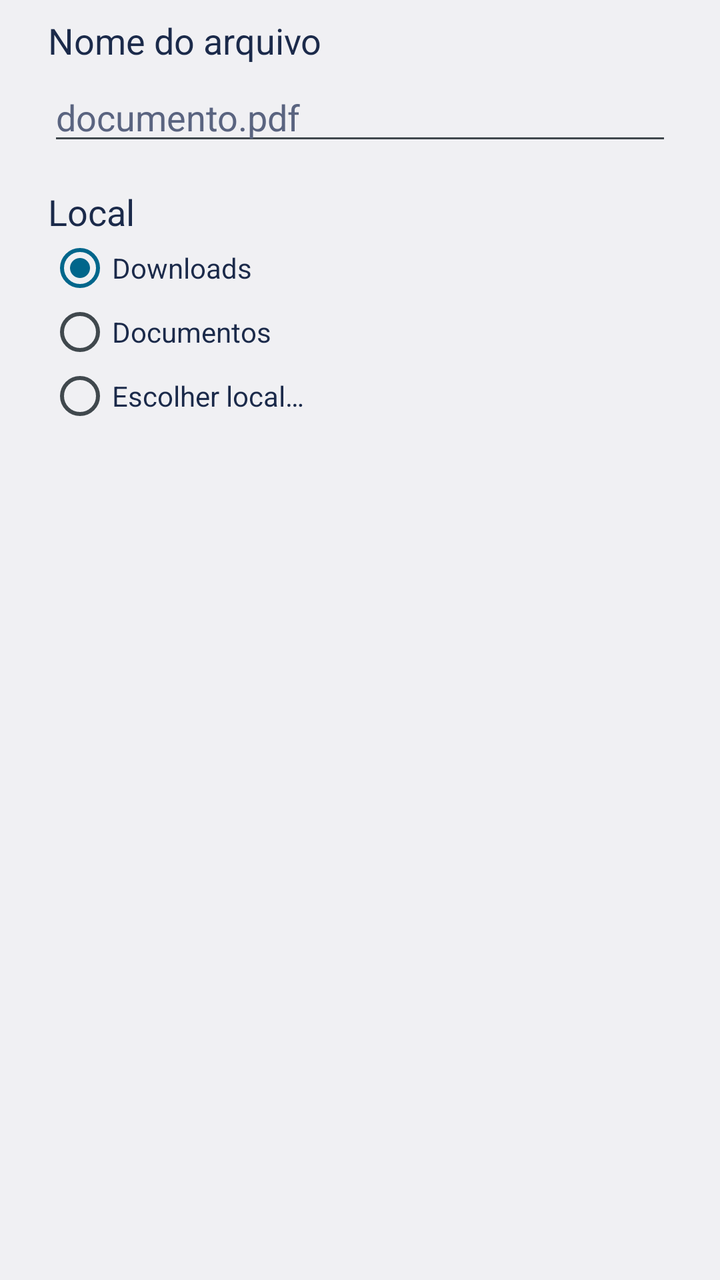
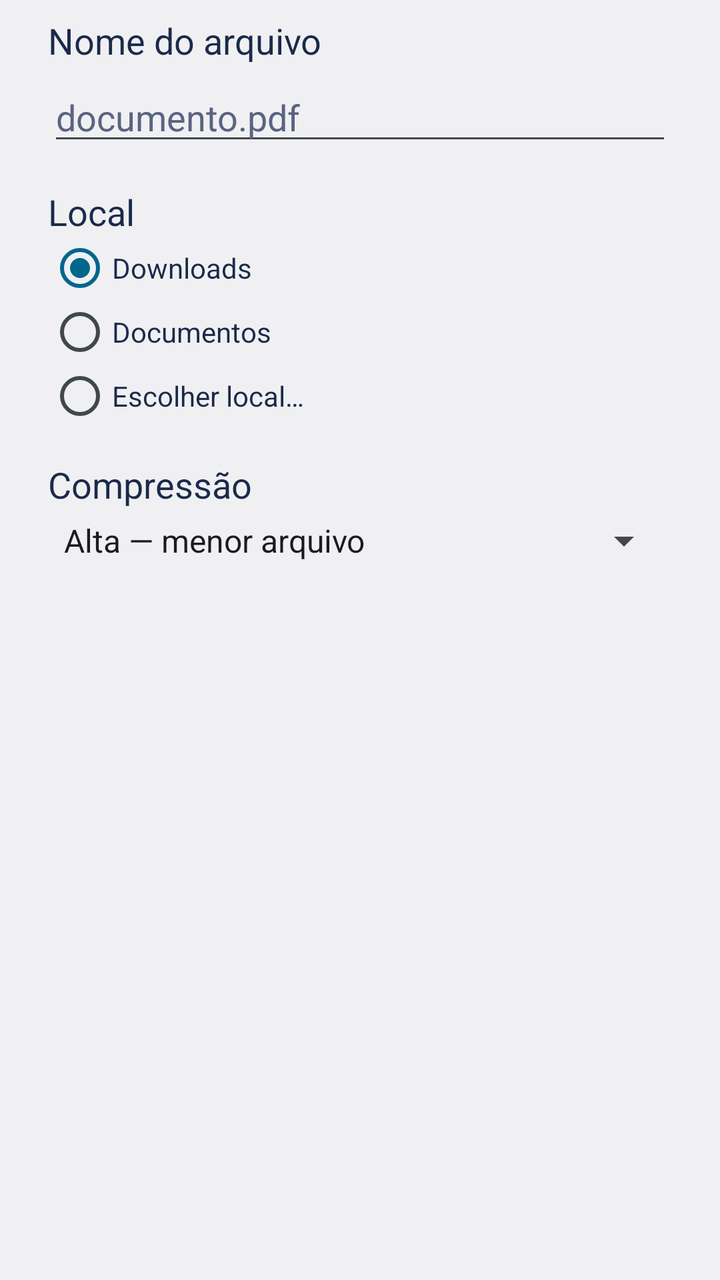

Two renders of the same Android screen: before a commit and after it. Below are the layout's source before the change and the commit's diff.
<!-- AndroidManifest.xml: application theme Theme.DocGen -->
<!-- res/layout/dialog_save.xml -->
<?xml version="1.0" encoding="utf-8"?>
<LinearLayout xmlns:android="http://schemas.android.com/apk/res/android"
    android:layout_width="match_parent"
    android:layout_height="wrap_content"
    android:orientation="vertical"
    android:paddingStart="24dp"
    android:paddingEnd="24dp"
    android:paddingTop="8dp">

    <TextView
        android:layout_width="match_parent"
        android:layout_height="wrap_content"
        android:text="@string/save_file_name"
        android:textColor="@color/text_primary"
        android:textAppearance="?android:attr/textAppearanceMedium" />

    <EditText
        android:id="@+id/input_file_name"
        android:layout_width="match_parent"
        android:layout_height="wrap_content"
        android:layout_marginTop="4dp"
        android:hint="@string/save_name_hint"
        android:importantForAutofill="no"
        android:inputType="text"
        android:maxLines="1"
        android:singleLine="true"
        android:textColor="@color/text_primary"
        android:textColorHint="@color/text_secondary" />

    <TextView
        android:layout_width="match_parent"
        android:layout_height="wrap_content"
        android:layout_marginTop="16dp"
        android:text="@string/save_location"
        android:textColor="@color/text_primary"
        android:textAppearance="?android:attr/textAppearanceMedium" />

    <RadioGroup
        android:id="@+id/radio_location"
        android:layout_width="match_parent"
        android:layout_height="wrap_content"
        android:orientation="vertical">

        <RadioButton
            android:id="@+id/radio_downloads"
            android:layout_width="match_parent"
            android:layout_height="wrap_content"
            android:checked="true"
            android:text="@string/save_location_downloads"
            android:textColor="@color/text_primary" />

        <RadioButton
            android:id="@+id/radio_documents"
            android:layout_width="match_parent"
            android:layout_height="wrap_content"
            android:text="@string/save_location_documents"
            android:textColor="@color/text_primary" />

        <RadioButton
            android:id="@+id/radio_default_tree"
            android:layout_width="match_parent"
            android:layout_height="wrap_content"
            android:text="@string/save_location_tree"
            android:textColor="@color/text_primary"
            android:visibility="gone" />

        <RadioButton
            android:id="@+id/radio_choose"
            android:layout_width="match_parent"
            android:layout_height="wrap_content"
            android:text="@string/save_location_choose"
            android:textColor="@color/text_primary" />
    </RadioGroup>
</LinearLayout>
<!-- resources referenced by this layout -->
<resources>
  <color name="text_primary">#1B2A4A</color>
  <color name="text_secondary">#5A6480</color>
  <string name="save_file_name">Nome do arquivo</string>
  <string name="save_location">Local</string>
  <string name="save_location_choose">Escolher local…</string>
  <string name="save_location_documents">Documentos</string>
  <string name="save_location_downloads">Downloads</string>
  <string name="save_location_tree">Pasta padrão: %1$s</string>
  <string name="save_name_hint">documento.pdf</string>
  <style name="Theme.DocGen" parent="@android:style/Theme.DeviceDefault.Light.NoActionBar">
          <item name="android:windowLightStatusBar">true</item>
          <item name="android:statusBarColor">@android:color/white</item>
          <item name="android:windowActionModeOverlay">true</item>
      </style>
</resources>

<!-- the commit's change to res/layout/dialog_save.xml (unified diff, before → after) -->
@@ -71,4 +71,20 @@
             android:text="@string/save_location_choose"
             android:textColor="@color/text_primary" />
     </RadioGroup>
+
+    <TextView
+        android:layout_width="match_parent"
+        android:layout_height="wrap_content"
+        android:layout_marginTop="16dp"
+        android:text="@string/save_compression"
+        android:textColor="@color/text_primary"
+        android:textAppearance="?android:attr/textAppearanceMedium" />
+
+    <Spinner
+        android:id="@+id/spinner_compression"
+        android:layout_width="match_parent"
+        android:layout_height="wrap_content"
+        android:layout_marginTop="4dp"
+        android:entries="@array/compression_levels"
+        android:spinnerMode="dropdown" />
 </LinearLayout>
<!-- resource entries referenced after the edit -->
@@ -1,7 +1,13 @@
 <!-- resources referenced by this layout -->
 <resources>
+  <string-array name="compression_levels">
+          <item>Alta — menor arquivo</item>
+          <item>Média — equilibrada</item>
+          <item>Baixa — melhor qualidade</item>
+      </string-array>
   <color name="text_primary">#1B2A4A</color>
   <color name="text_secondary">#5A6480</color>
+  <string name="save_compression">Compressão</string>
   <string name="save_file_name">Nome do arquivo</string>
   <string name="save_location">Local</string>
   <string name="save_location_choose">Escolher local…</string>
